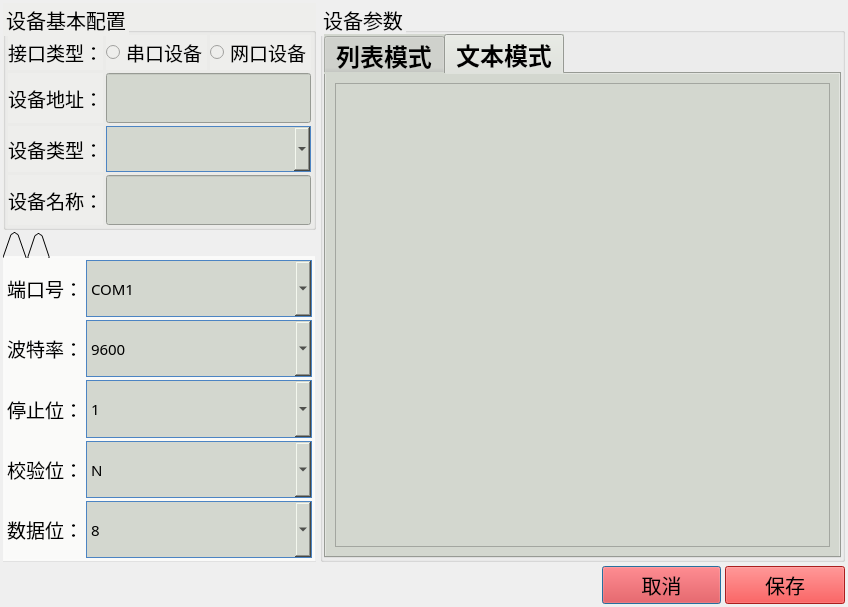
First picture: the form in qt-app-master/devadd.ui, repository aa123Eason/workcode, before the edit.
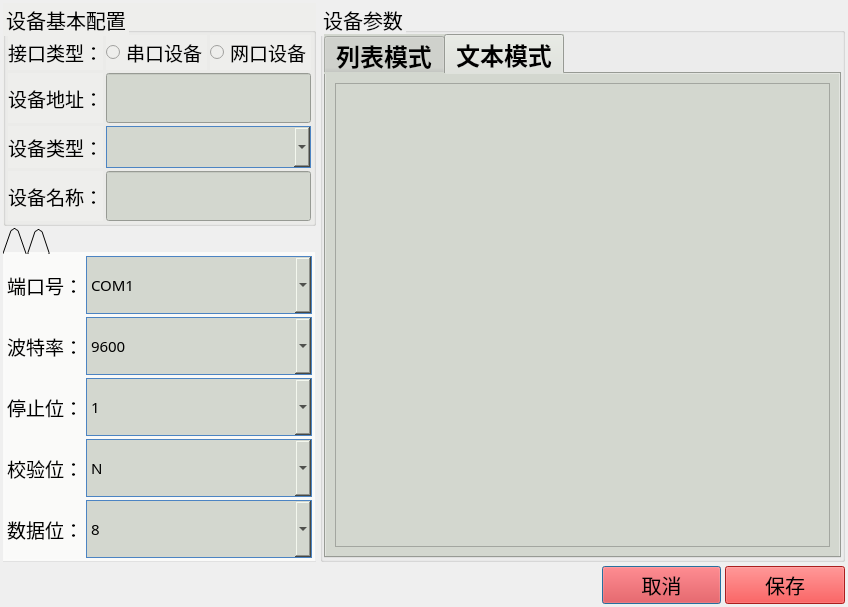
Second picture: the form after the edit. Icons and pictures are not drawn.

The edit to the form file:
```diff
--- a/qt-app-master/devadd.ui
+++ b/qt-app-master/devadd.ui
@@ -192,13 +192,14 @@
                <string notr="true">QComboBox {
     border: 1px solid #4C84C3;
 	width: 181px;
-	height: 44px;
-	font-size: 18px;
+	height: 40px;
+	font-size: 15px;
 	font-family: Source Han Sans CN;
 	background-color: rgb(211, 215, 207);
 	font-weight: 400;
 	opacity: 1;
 	border-radius: 0px;
+	combobox-popup: 0;
 }
  
 QComboBox QAbstractItemView {
```
Left out of the diff: 5 changed lines with no effect on the pictures.
